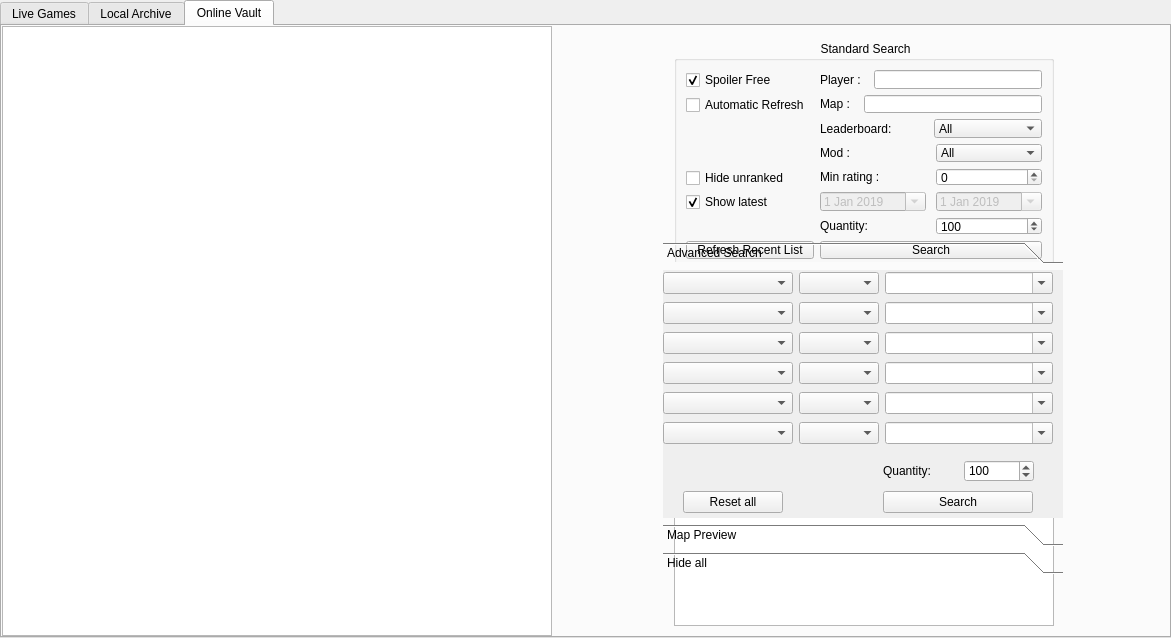
This is res/replays/replays.ui in FAForever/client as Qt 5 draws it before an edit. The edited form follows.
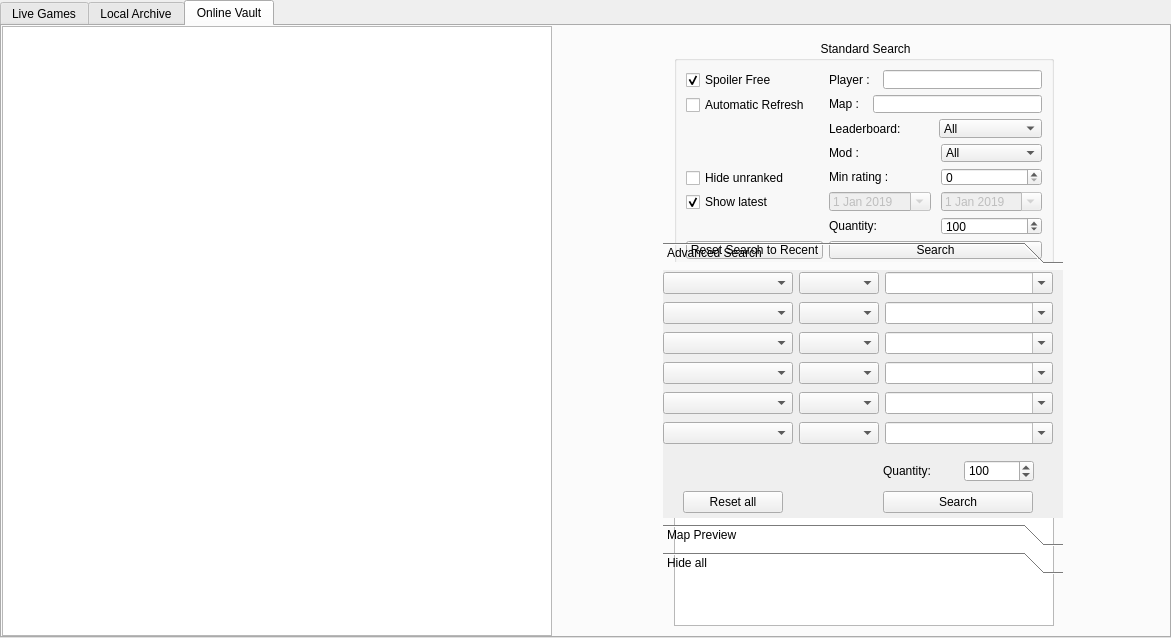
This is the edited form.

Commit message: Add search info label to replay toolbox * respect replay toolbox's quantity filter * do not search from advanced replay toolbox and standard search at the same time

What changed in the file:
```diff
--- a/res/replays/replays.ui
+++ b/res/replays/replays.ui
@@ -425,7 +425,7 @@
              </size>
             </property>
             <property name="text">
-             <string>Refresh Recent List</string>
+             <string>Reset Search to Recent</string>
             </property>
            </widget>
           </item>
```
Left out of the diff: 13 changed lines with no effect on the pictures. The commit also changes 2 other files.
